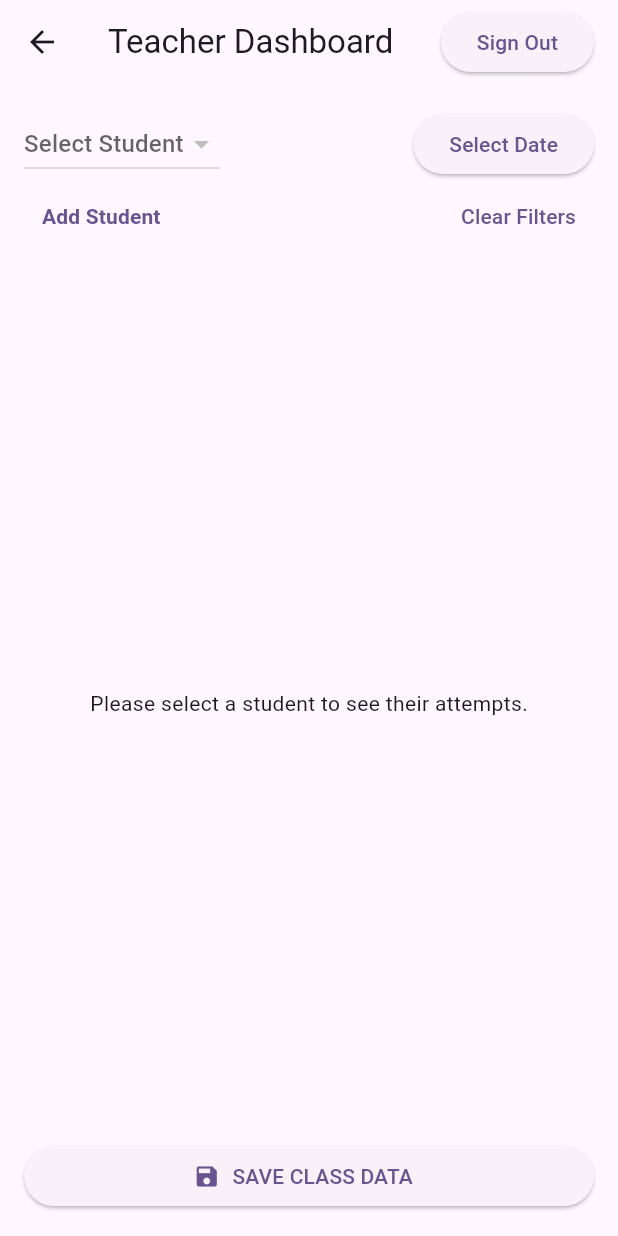
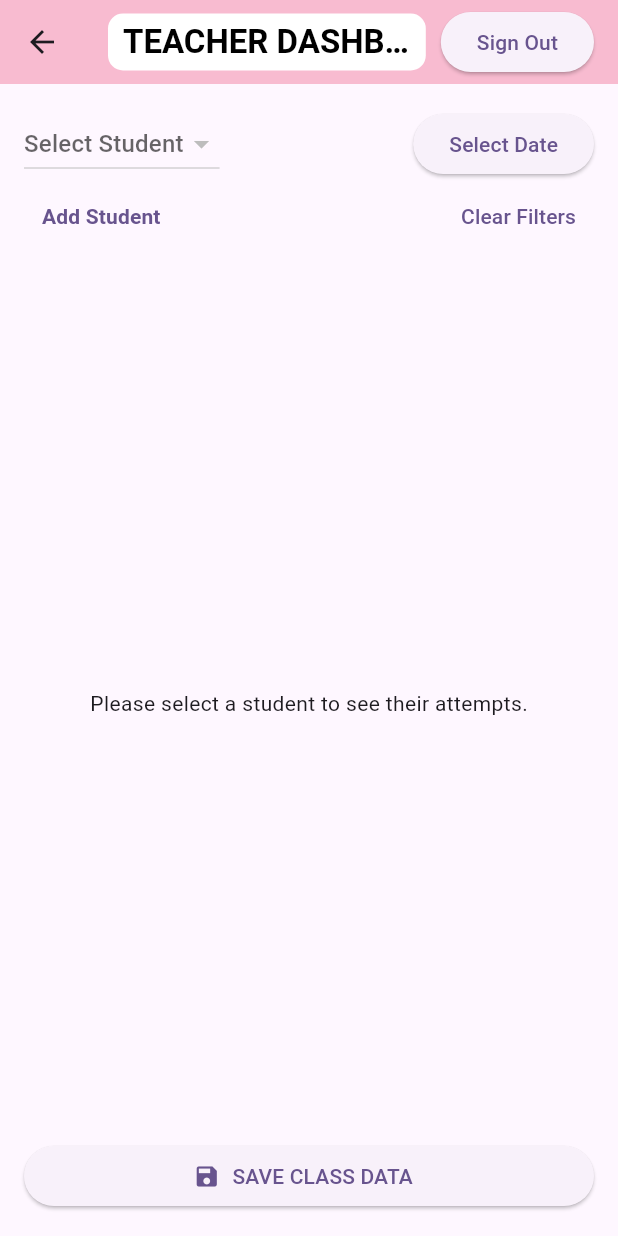
Before and after one commit to ZhongTheKong/read_right_project, a Flutter app: the TeacherDashboardScreen screen opened by its route, on a phone screen of 412 x 824 dp. Run offline on Flutter 3.47's test engine with Material 3 defaults, Android fonts, the light colour scheme and no system bars; our stand-ins replace connectivity_plus, csv, flutter_dotenv, just_audio, shared_preferences, speech_to_text and 1 more; missing offline and left inert: audio_session, flutter_file_dialog, mocktail, record; accounts and stored records are empty.

Commit message:
Improvements to teacher dashboard UI and added viewing student progress for teachers

```diff
--- a/lib/providers/session_provider.dart
+++ b/lib/providers/session_provider.dart
@@ -3,6 +3,7 @@ import 'package:flutter/material.dart';
 import 'package:flutter/services.dart' show rootBundle; // Import rootBundle
 import 'package:csv/csv.dart'; // Import the CSV package
 import 'package:path_provider/path_provider.dart';
+import 'package:read_right_project/utils/student_user_data.dart';
 import 'package:speech_to_text/speech_to_text.dart' as stt;
 import 'package:shared_preferences/shared_preferences.dart';
 import 'package:read_right_project/utils/word.dart';
@@ -27,6 +28,8 @@ class SessionProvider extends ChangeNotifier {
 
   // To keep track of the current logged in user
   String _username = 'Guest';
+
+  StudentUserData? teacherDashboardSelectedStudent = null;
 
   /// Currently needed to get progress screen to persist
   SessionProvider() {
--- a/lib/screens/progress_screen.dart
+++ b/lib/screens/progress_screen.dart
@@ -94,8 +94,7 @@ class _ProgressScreenState extends State<ProgressScreen> {
     SessionProvider sessionProvider = context.watch<SessionProvider>();
 
     final currentUser = allUsersProvider.allUserData.lastLoggedInUser;
-    final StudentUserData? student =
-        currentUser is StudentUserData ? currentUser : null;
+    final StudentUserData? student = currentUser is StudentUserData ? currentUser : sessionProvider.teacherDashboardSelectedStudent;
 
     final List<Attempt> attempts =
         student?.word_list_progression_data[sessionProvider.word_list_name]?.attempts ?? [];
--- a/lib/screens/teacher_dashboard_screen.dart
+++ b/lib/screens/teacher_dashboard_screen.dart
@@ -58,6 +58,7 @@ class _TeacherDashboardScreenState extends State<TeacherDashboardScreen> {
     try {
       // Safely locate the selected student
       final student = studentUsers.firstWhere((s) => s.username == selectedStudent);
+
 
       // Extract all attempts across word list progression datasets
       List<Attempt> allAttempts =
@@ -142,10 +143,29 @@ class _TeacherDashboardScreenState extends State<TeacherDashboardScreen> {
 
     return Scaffold(
       appBar: AppBar(
+        backgroundColor: Colors.pink[100],
         title: Row(
           mainAxisAlignment: MainAxisAlignment.spaceBetween,
           children: [
-            Text('Teacher Dashboard'),
+            Expanded(
+              child: Container(
+                padding: EdgeInsets.fromLTRB(10, 5, 10, 5),
+                decoration: BoxDecoration(
+                  color: Colors.white,
+                  borderRadius: BorderRadius.circular(10)
+                ),
+                child: Text(
+                  "TEACHER DASHBOARD",
+                  style: TextStyle(
+                    color: Colors.black,
+                    fontWeight: FontWeight.bold
+                  ),
+                )
+              ),
+            ),
+
+            SizedBox(width: 10,),
+
             ElevatedButton(
               onPressed: () {
                 setState(() {
@@ -156,7 +176,18 @@ class _TeacherDashboardScreenState extends State<TeacherDashboardScreen> {
                 Navigator.pushNamed(context, AppRoutes.role);
               },
               child: Text("Sign Out"),
-            ),
+            )
+            // SizedBox(width: 10,),
+            // ElevatedButton(
+            //   onPressed: () {
+            //     allUsersProvider.clearLastUser();
+            //     Navigator.pushReplacementNamed(context, AppRoutes.role);
+            //   },
+            //   child: const Text('Sign Out'),
+            // ),
+          ],
+        )
+
             // ElevatedButton(
             //   onPressed: () {
             //     Navigator.pushReplacementNamed(context, AppRoutes.create_account);
@@ -169,8 +200,6 @@ class _TeacherDashboardScreenState extends State<TeacherDashboardScreen> {
             //     ),
             //   ),
             // ),
-          ],
-        ),
       ),
 
       body: Padding(
@@ -198,9 +227,26 @@ class _TeacherDashboardScreenState extends State<TeacherDashboardScreen> {
                   onChanged: (value) {
                     setState(() {
                       selectedStudent = value;
+                      sessionProvider.teacherDashboardSelectedStudent = studentUsers.firstWhere((s) => s.username == selectedStudent);
                     });
                   },
                 ),
+
+                // Conditionally show a button
+                if (selectedStudent != null)
+                  ElevatedButton(
+                    onPressed: () {
+                      Navigator.pushNamed(context, AppRoutes.progress);
+                    },
+                    child: Text(
+                      "VIEW STUDENT PROGRESS",
+                      style: TextStyle(
+                        fontWeight: FontWeight.bold,
+                        fontSize: 15
+                        // color: Colors.black
+                      ),
+                    ),
+                  ),
 
                 // Date Picker Button
                 ElevatedButton(
```
